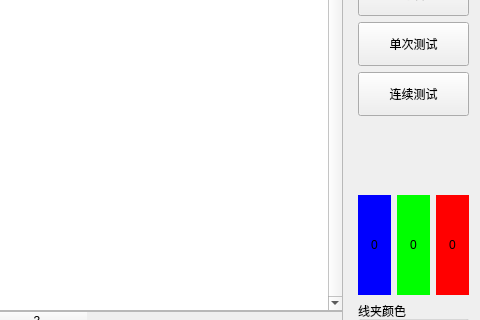
First picture: the form in CWinTest.ui, repository bloglink/aip-tester, before the edit; both pictures show x 225 to 705 and y 89 to 409 of the 705 by 600 pixel window.
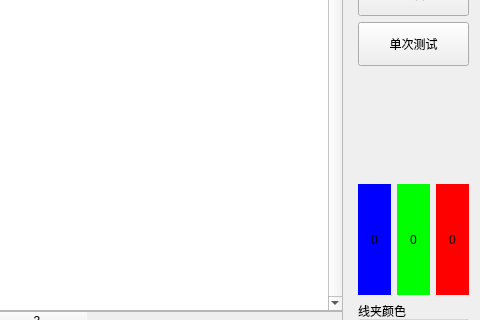
Second picture: the form after the edit.

Diff of the .ui file:
```diff
--- a/CWinTest.ui
+++ b/CWinTest.ui
@@ -247,7 +247,7 @@
    </item>
    <item>
     <widget class="QWidget" name="widget" native="true">
-     <layout class="QVBoxLayout" name="verticalLayout_2" stretch="0,0,0,0,1,1,1,0,0">
+     <layout class="QVBoxLayout" name="verticalLayout_2" stretch="0,0,0,1,1,1,0,0">
       <property name="leftMargin">
        <number>0</number>
       </property>
@@ -299,19 +299,6 @@
         </property>
        </widget>
       </item>
-      <item>
-       <widget class="QPushButton" name="BtnStart">
-        <property name="minimumSize">
-         <size>
-          <width>97</width>
-          <height>44</height>
-         </size>
-        </property>
-        <property name="text">
-         <string>连续测试</string>
-        </property>
-       </widget>
-      </item>
       <item>
        <spacer name="verticalSpacer_2">
         <property name="orientation">
```
